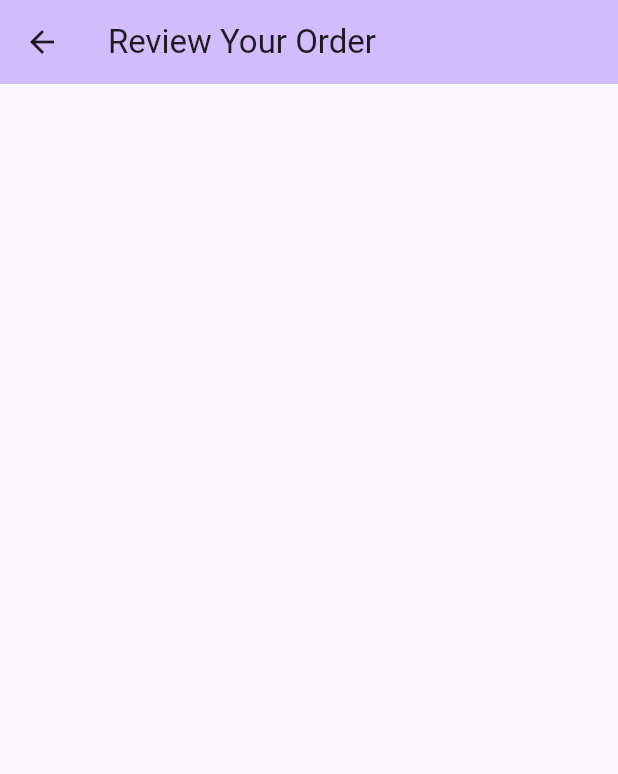
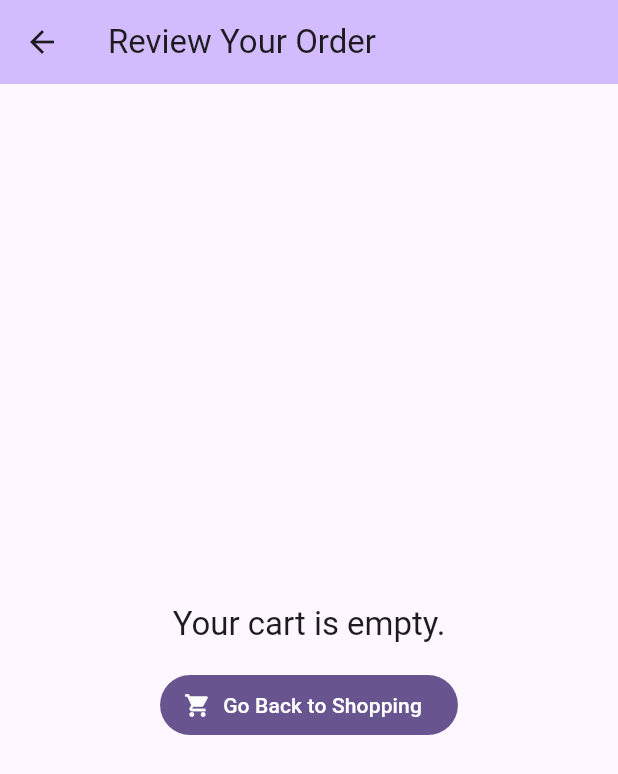
Before and after one commit to geophrase/flutter-demo-ecommerce-app, a Flutter app: the CartPage screen opened directly, on a phone screen of 412 x 824 dp. Shown: the top 774 px of the screen. Run offline on Flutter 3.47's test engine with Material 3 defaults, Android fonts, the light colour scheme and no system bars.

Commit message:
empty cart UI design done

```diff
--- a/lib/ui/pages/cart/cart_page.dart
+++ b/lib/ui/pages/cart/cart_page.dart
@@ -33,6 +33,13 @@ class _CartPageState extends State<CartPage> {
   @override
   Widget build(BuildContext context) {
     final List<String> cartItems = _cartItems.toList();
+    num total = 0;
+    for (String itemId in _cartItems) {
+      final item = shoppingItems.firstWhere(
+        (element) => element['id'] == itemId,
+      );
+      total += item['price'];
+    }
 
     return Scaffold(
       appBar: AppBar(
@@ -41,7 +48,25 @@ class _CartPageState extends State<CartPage> {
         leading: BackButton(onPressed: () => Navigator.pop(context)),
       ),
       body: Center(
-        child: Column(
+        child: cartItems.isEmpty
+            ? Column(
+                mainAxisAlignment: MainAxisAlignment.center,
+                children: <Widget>[
+                  SizedBox(height: 16),
+                  Text(
+                    'Your cart is empty.',
+                    style: Theme.of(context).textTheme.titleLarge,
+                  ),
+                  SizedBox(height: 16),
+                  FilledButton.icon(
+                    onPressed: () => Navigator.pop(context),
+                    icon: const Icon(Icons.shopping_cart),
+                    label: Text('Go Back to Shopping'),
+                    iconAlignment: IconAlignment.start,
+                  ),
+                ],
+              )
+            : Column(
                 children: <Widget>[
                   ListView.builder(
                     shrinkWrap: true,
@@ -51,7 +76,6 @@ class _CartPageState extends State<CartPage> {
                       final item = shoppingItems.firstWhere(
                         (element) => element['id'] == itemId,
                       );
-
                       return Card(
                         child: Padding(
                           padding: const EdgeInsets.all(8.0),
@@ -66,11 +90,16 @@ class _CartPageState extends State<CartPage> {
                                   mainAxisAlignment: MainAxisAlignment.center,
                                   crossAxisAlignment: CrossAxisAlignment.start,
                                   children: <Widget>[
-                              Text(item['name'], textAlign: TextAlign.center),
+                                    Text(
+                                      item['name'],
+                                      textAlign: TextAlign.center,
+                                    ),
                                     Text(
                                       "₹${item['price'].toString()}",
                                       textAlign: TextAlign.center,
-                                style: TextStyle(fontWeight: FontWeight.bold),
+                                      style: TextStyle(
+                                        fontWeight: FontWeight.bold,
+                                      ),
                                     ),
                                   ],
                                 ),
@@ -88,6 +117,26 @@ class _CartPageState extends State<CartPage> {
                       );
                     },
                   ),
+                  Text.rich(
+                    TextSpan(
+                      children: <TextSpan>[
+                        TextSpan(
+                          text:
+                              "Total Amount for ${_cartItems.length} item${_cartItems.length > 1 ? 's' : ''}: ",
+                        ),
+                        TextSpan(
+                          text: '₹${total.toString()}',
+                          style: Theme.of(context).textTheme.titleLarge,
+                        ),
+                      ],
+                    ),
+                    style: Theme.of(context).textTheme.bodyLarge,
+                  ),
+                  SizedBox(height: 32),
+                  FilledButton(
+                    child: Text('Proceed to Buy'),
+                    onPressed: () => Navigator.pop(context),
+                  ),
                 ],
               ),
       ),
```
Lines whose indentation alone changed are shown as unchanged.
